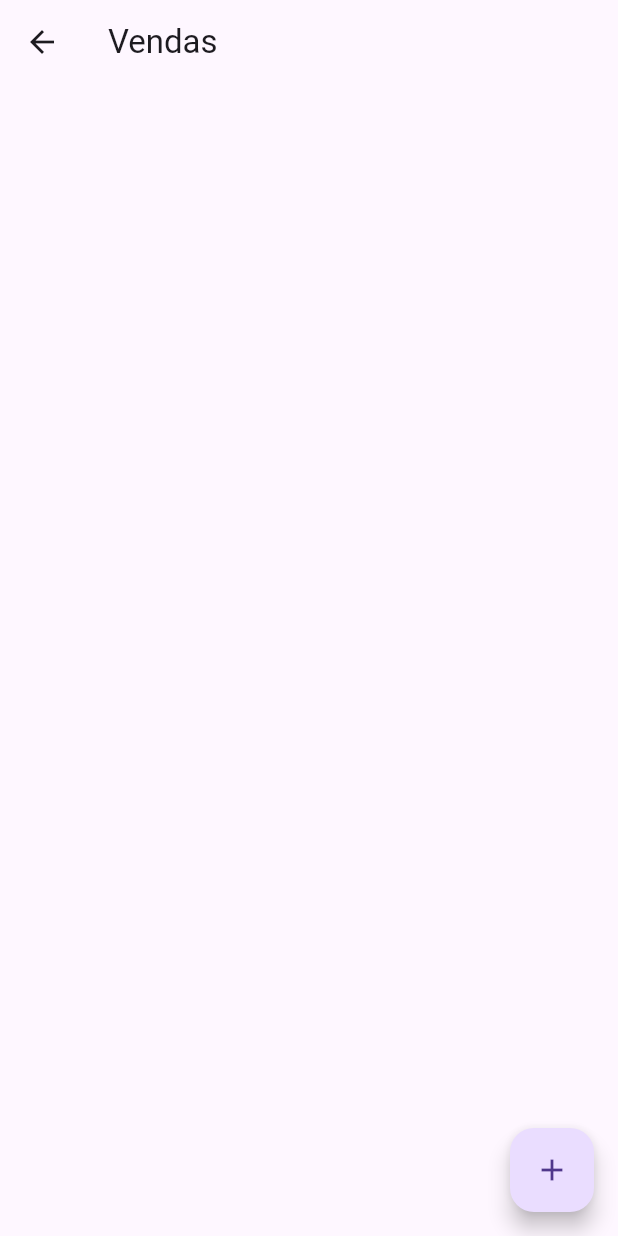
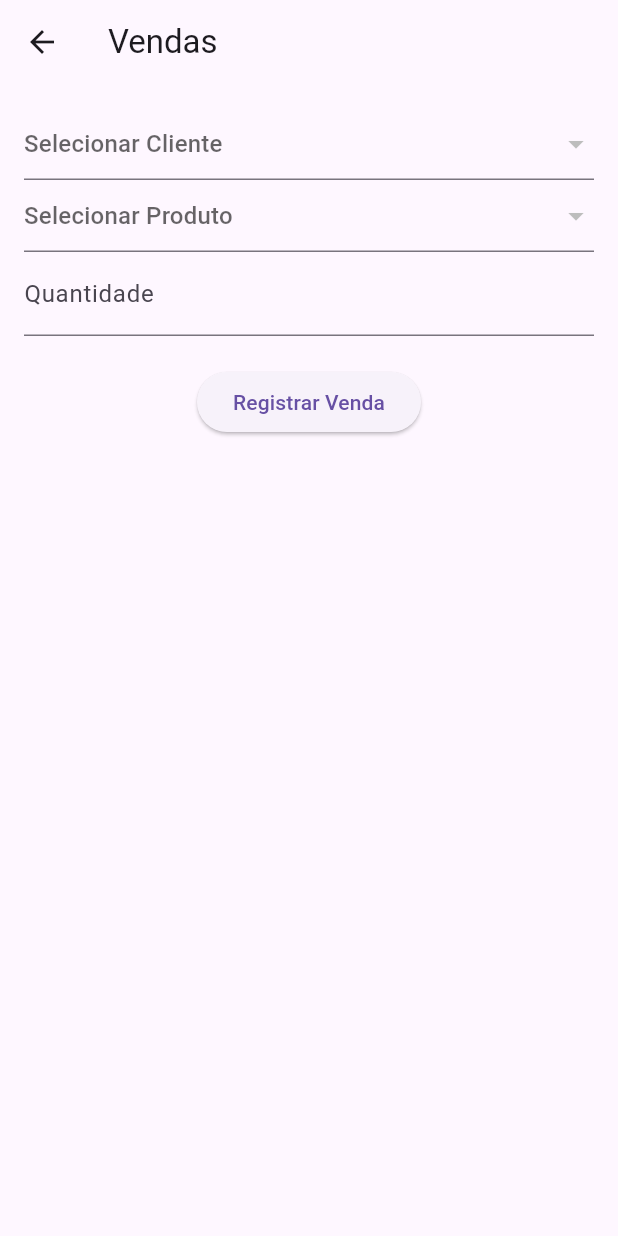
Before and after one commit to yannickRafael/supermercado_flutter, a Flutter app: the screen it shows after launch, in the side drawer, after a tap on "Vendas", on a phone screen of 412 x 824 dp. Run offline on Flutter 3.47's test engine with Material 3 defaults, Android fonts, the phone set to English and light mode, and no system bars; our stand-ins replace sqflite; accounts and stored records are empty.

Commit message:
added form to screen venda

```diff
--- a/lib/screens/VendaScreen.dart
+++ b/lib/screens/VendaScreen.dart
@@ -14,6 +14,11 @@ class _VendaScreenState extends State<VendaScreen> {
   List<Venda> vendas = [];
   List<Produto> produtos = [];
   List<Cliente> clientes = [];
+  final _formKey = GlobalKey<FormState>();
+  int? _clienteId;
+  int? _produtoId;
+  int? _quantidade;
+  double _total = 0.0;
 
   @override
   void initState() {
@@ -32,13 +37,108 @@ class _VendaScreenState extends State<VendaScreen> {
     });
   }
 
+  _submitForm() async {
+    if (_formKey.currentState!.validate()) {
+      _formKey.currentState!.save();
+      Produto produto = produtos.firstWhere((p) => p.id == _produtoId);
+      if (_quantidade! <= produto.quantidade) {
+        setState(() {
+          _total = _quantidade! * 10; // Supondo um valor fixo de 10 por produto
+        });
+        await dbHelper.insertVenda(Venda(id: 0, clienteId: _clienteId!, produtoId: _produtoId!, quantidade: _quantidade!, total: _total));
+        produto.quantidade -= _quantidade!;
+        await dbHelper.updateProduto(produto);
+        _fetchData();
+        _formKey.currentState!.reset();
+      } else {
+        // Mostrar mensagem de erro caso a quantidade seja maior do que a disponível
+        ScaffoldMessenger.of(context).showSnackBar(SnackBar(content: Text('Quantidade insuficiente em estoque')));
+      }
+    }
+  }
+
   @override
   Widget build(BuildContext context) {
     return Scaffold(
       appBar: AppBar(
         title: Text('Vendas'),
       ),
-      body: ListView.builder(
+      body: Column(
+        children: [
+          Padding(
+            padding: const EdgeInsets.all(16.0),
+            child: Form(
+              key: _formKey,
+              child: Column(
+                children: [
+                  DropdownButtonFormField<int>(
+                    value: _clienteId,
+                    hint: Text('Selecionar Cliente'),
+                    items: clientes.map((cliente) {
+                      return DropdownMenuItem<int>(
+                        value: cliente.id,
+                        child: Text(cliente.nome),
+                      );
+                    }).toList(),
+                    onChanged: (value) {
+                      setState(() {
+                        _clienteId = value;
+                      });
+                    },
+                    validator: (value) {
+                      if (value == null) {
+                        return 'Por favor, selecione um cliente';
+                      }
+                      return null;
+                    },
+                  ),
+                  DropdownButtonFormField<int>(
+                    value: _produtoId,
+                    hint: Text('Selecionar Produto'),
+                    items: produtos.map((produto) {
+                      return DropdownMenuItem<int>(
+                        value: produto.id,
+                        child: Text(produto.nome),
+                      );
+                    }).toList(),
+                    onChanged: (value) {
+                      setState(() {
+                        _produtoId = value;
+                      });
+                    },
+                    validator: (value) {
+                      if (value == null) {
+                        return 'Por favor, selecione um produto';
+                      }
+                      return null;
+                    },
+                  ),
+                  TextFormField(
+                    decoration: InputDecoration(labelText: 'Quantidade'),
+                    validator: (value) {
+                      if (value == null || value.isEmpty) {
+                        return 'Por favor, insira a quantidade';
+                      }
+                      if (int.tryParse(value) == null) {
+                        return 'Por favor, insira um número válido';
+                      }
+                      return null;
+                    },
+                    onSaved: (value) {
+                      _quantidade = int.tryParse(value!);
+                    },
+                  ),
+                  SizedBox(height: 20),
+                  ElevatedButton(
+                    onPressed: _submitForm,
+                    child: Text('Registrar Venda'),
+                  )
+                ],
+              ),
+            ),
+          ),
+          Expanded(
+            child: ListView.builder(
               itemCount: vendas.length,
               itemBuilder: (context, index) {
                 Cliente cliente = clientes.firstWhere((c) => c.id == vendas[index].clienteId);
@@ -49,17 +149,15 @@ class _VendaScreenState extends State<VendaScreen> {
                   trailing: IconButton(
                     icon: Icon(Icons.delete),
                     onPressed: () async {
-                // Código para deletar venda
+                      await dbHelper.deleteVenda(vendas[index].id);
+                      _fetchData();
                     },
                   ),
                 );
               },
             ),
-      floatingActionButton: FloatingActionButton(
-        child: Icon(Icons.add),
-        onPressed: () {
-          // Código para adicionar nova venda
-        },
+          ),
+        ],
       ),
     );
   }
```
Lines whose indentation alone changed are shown as unchanged.
